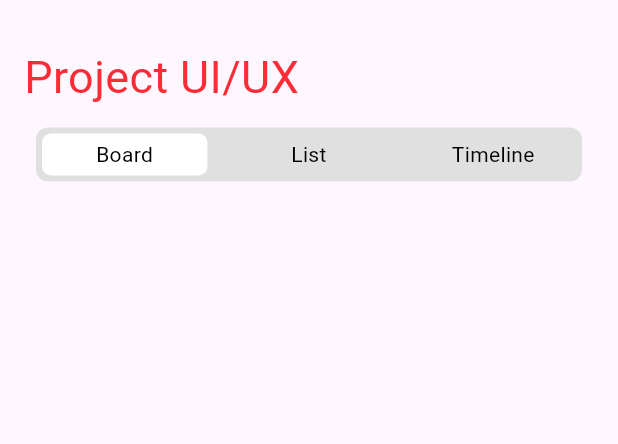
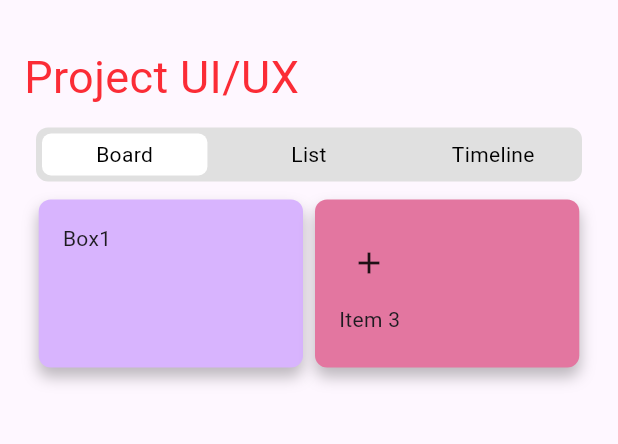
Before and after one commit to flutterwind/flutterwind, a Flutter app: the screen it shows after launch, on a phone screen of 412 x 824 dp, the part 63-507 px from its top. Run offline on Flutter 3.47's test engine with Material 3 defaults, Android fonts, the phone set to English and light mode, and no system bars; our stand-ins replace logger, yaml.

Commit message:
fix: grid items - still pending

```diff
--- a/example/lib/main.dart
+++ b/example/lib/main.dart
@@ -50,7 +50,7 @@ class _AppState extends State<App> {
           Container(
             child: [
               Container(
-                child: Text("Board")
+                child: const Text("Board")
                     .className("text-black font-semibold text-center"),
               )
                   .className(cn({
@@ -60,7 +60,7 @@ class _AppState extends State<App> {
                     onTap: () => setSelectedTab(0),
                   ),
               Container(
-                child: Text("List")
+                child: const Text("List")
                     .className("text-black font-semibold text-center"),
               )
                   .className(cn({
@@ -70,7 +70,7 @@ class _AppState extends State<App> {
                     onTap: () => setSelectedTab(1),
                   ),
               Container(
-                child: Text("Timeline")
+                child: const Text("Timeline")
                     .className("text-black font-semibold text-center"),
               )
                   .className(cn({
@@ -84,7 +84,7 @@ class _AppState extends State<App> {
           ).className("w-full px-2"),
           [
             Container(
-              child: Text("Box1"),
+              child: const Text("Box1"),
             )
                 .className(
                     'p-4 bg-purple-300 rounded-lg shadow-lg w-[35%] h-[80px]')
@@ -92,15 +92,15 @@ class _AppState extends State<App> {
             Container(
               child: [
                 Container(
-                  child: Icon(Icons.add),
+                  child: const Icon(Icons.add),
                 ).className("bg-black-300 rounded-full p-2"),
-                Text("Item 3"),
+                const Text("Item 3"),
               ].className("flex flex-col items-start justify-center gap-2"),
             )
                 .className(
                     'p-4 bg-[#e376a0] rounded-lg shadow-lg w-[35%] h-[80px]')
                 .colSpan(1),
-          ].className('grid grid-cols-3'),
+          ].className('flex gap-2 w-full items-center justify-center'),
         ].className(
             'flex flex-col items-start justify-start gap-3 p-4 w-full h-auto '),
       ),
--- a/lib/src/classes/colors.dart
+++ b/lib/src/classes/colors.dart
@@ -65,7 +65,7 @@ class ColorsClass {
 
   static Color? _parseHexColor(String hex) {
     hex = hex.replaceFirst('#', '');
-    if (hex.length == 6) hex = 'FF' + hex;
+    if (hex.length == 6) hex = 'FF$hex';
     int? intColor = int.tryParse(hex, radix: 16);
     return intColor != null ? Color(intColor) : null;
   }
--- a/pubspec.yaml
+++ b/pubspec.yaml
@@ -22,7 +22,7 @@ dependencies:
 dev_dependencies:
   flutter_test:
     sdk: flutter
-  flutter_lints: ^3.0.0
+  flutter_lints: ^5.0.0
 
 # For information on the generic Dart part of this file, see the
 # following page: https://dart.dev/tools/pub/pubspec
```
Also changed, not shown: lib/src/utils/parser.dart (+11 -10 lines), example/pubspec.lock, 6 other files.
